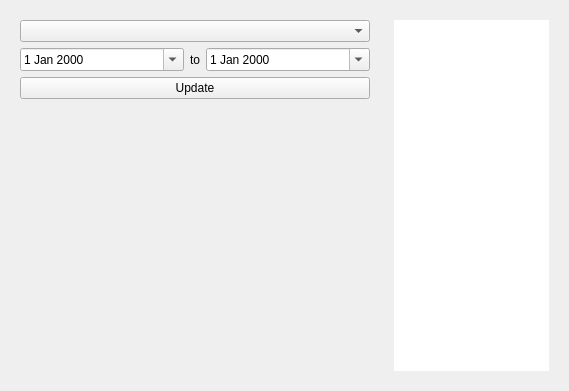
Above: src/rategraph.ui from keshavbhatt/CurrencyConv before the change. Below: the same form after it.
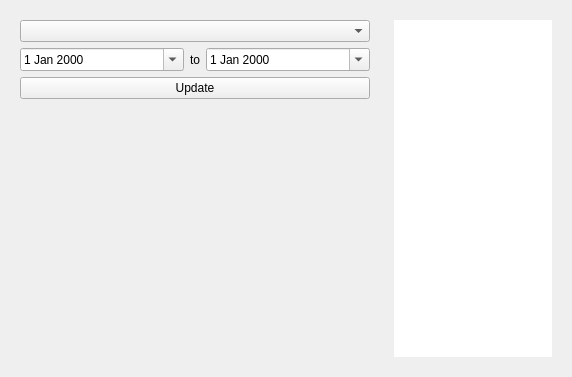
That is the form after the change. Icons and pictures are not drawn. Custom widgets are drawn as their Qt base class.

Commit message: plot margins 0

```diff
--- a/src/rategraph.ui
+++ b/src/rategraph.ui
@@ -6,8 +6,8 @@
    <rect>
     <x>0</x>
     <y>0</y>
-    <width>569</width>
-    <height>391</height>
+    <width>572</width>
+    <height>377</height>
    </rect>
   </property>
   <property name="windowTitle">
@@ -94,7 +94,20 @@
             <height>220</height>
            </size>
           </property>
-          <layout class="QVBoxLayout" name="verticalLayout_3"/>
+          <layout class="QVBoxLayout" name="verticalLayout_3">
+           <property name="leftMargin">
+            <number>0</number>
+           </property>
+           <property name="topMargin">
+            <number>0</number>
+           </property>
+           <property name="rightMargin">
+            <number>0</number>
+           </property>
+           <property name="bottomMargin">
+            <number>0</number>
+           </property>
+          </layout>
          </widget>
         </item>
        </layout>
```
